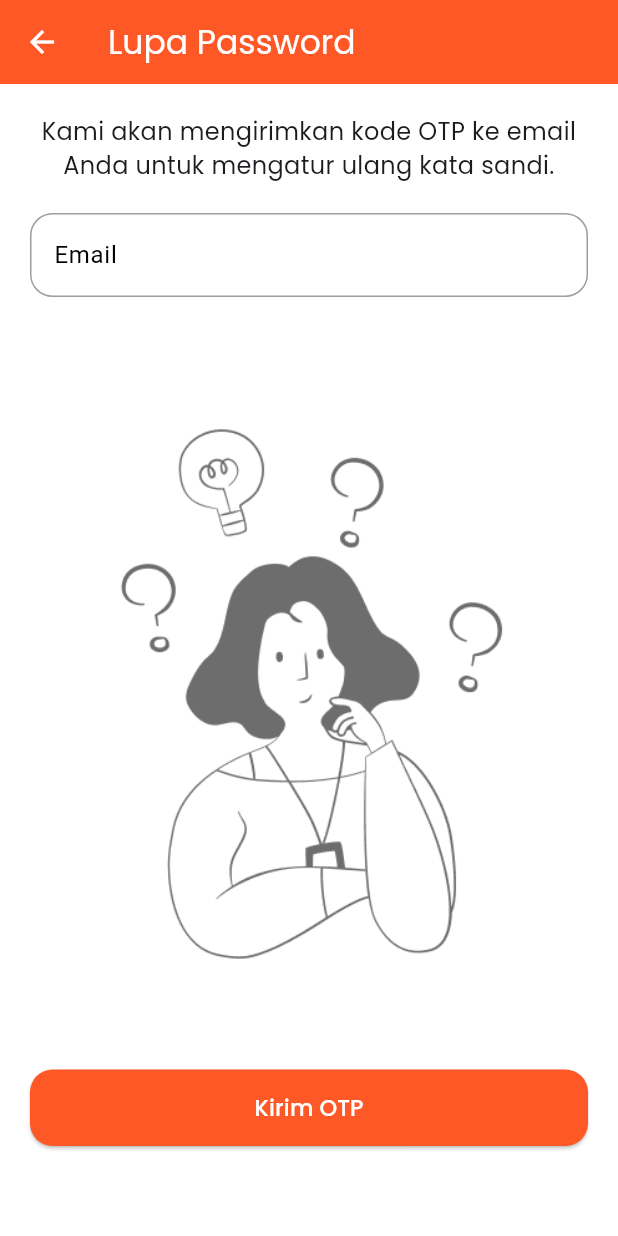
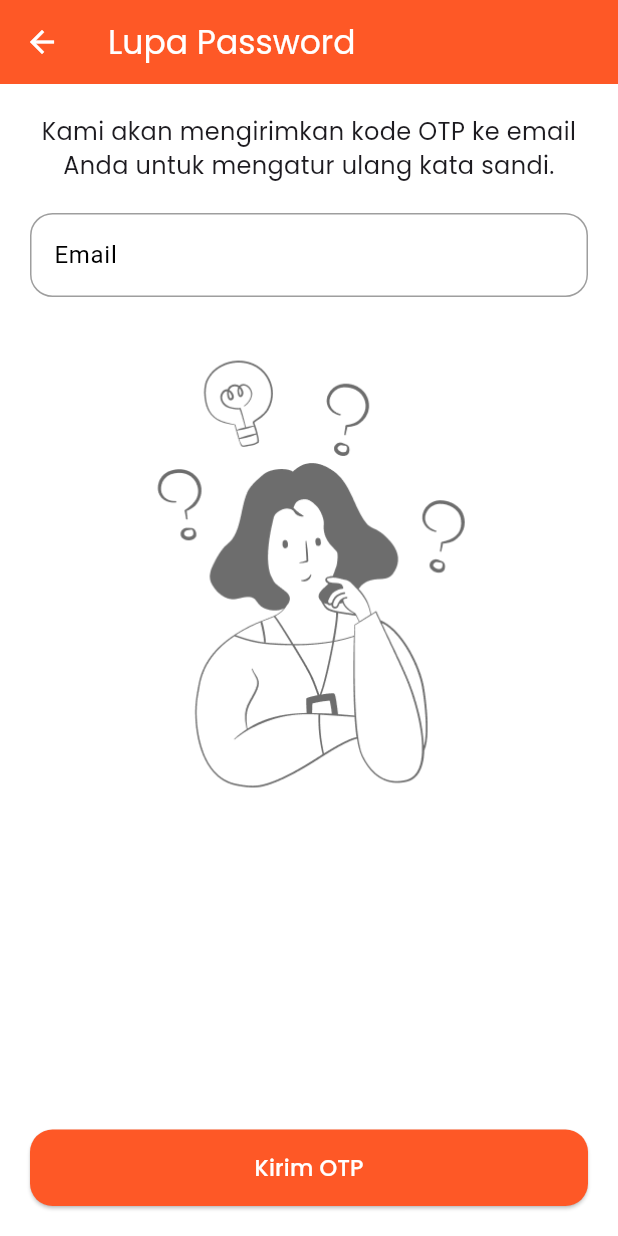
Before and after one commit to Dulcoon/paulus-connect-flutter, a Flutter app: the ForgotPasswordEmailScreen screen opened by its route, on a phone screen of 412 x 824 dp. Run offline on Flutter 3.47's test engine with Material 3 defaults, Android fonts, the phone set to English and light mode, and no system bars; our stand-ins replace animated_bottom_navigation_bar, shared_preferences; missing offline and left inert: dart:ffi; accounts and stored records are empty.

Commit message:
update ke sekian

```diff
--- a/lib/screens/forgot_password_email_screen.dart
+++ b/lib/screens/forgot_password_email_screen.dart
@@ -42,17 +42,26 @@ class _ForgotPasswordEmailScreenState extends State<ForgotPasswordEmailScreen> {
   Widget build(BuildContext context) {
     return Scaffold(
       backgroundColor: Colors.white,
-      resizeToAvoidBottomInset: false,
+      resizeToAvoidBottomInset: true, // Pastikan ini diatur ke true
       appBar: AppBar(
         title: Text('Lupa Password'),
         backgroundColor: oren,
         foregroundColor: Colors.white,
       ),
-      body: Padding(
+      body: LayoutBuilder(
+        builder: (context, constraints) {
+          return SingleChildScrollView(
+            child: ConstrainedBox(
+              constraints: BoxConstraints(
+                minHeight: constraints.maxHeight,
+              ),
+              child: IntrinsicHeight(
+                child: Column(
+                  crossAxisAlignment: CrossAxisAlignment.stretch,
+                  children: [
+                    Padding(
                       padding: const EdgeInsets.all(20.0),
-        child: Column(
-          children: [
-            Form(
+                      child: Form(
                         key: _formKey,
                         child: Column(
                           children: [
@@ -65,7 +74,8 @@ class _ForgotPasswordEmailScreenState extends State<ForgotPasswordEmailScreen> {
                             CustomTextField(
                               controller: _emailController,
                               label: 'Email',
-                    validator: (value) => value == null || value.isEmpty
+                              validator: (value) =>
+                                  value == null || value.isEmpty
                                       ? 'Email tidak boleh kosong'
                                       : null,
                             ),
@@ -77,17 +87,21 @@ class _ForgotPasswordEmailScreenState extends State<ForgotPasswordEmailScreen> {
                                   style: TextStyle(color: Colors.red),
                                 ),
                               ),
-                  // SizedBox(height: 20),
                           ],
                         ),
                       ),
-            // SizedBox(height: 20),
+                    ),
+                    // Menambahkan ruang fleksibel agar tombol berada di bawah
                     Image.asset(
                       'assets/images/asking-question.png',
-              height: 500,
-              width: 500,
+                      height:
+                          300, // Sesuaikan ukuran gambar agar tidak terlalu besar
+                      width: 300,
                     ),
-            Container(
+                    Spacer(),
+                    Padding(
+                      padding: const EdgeInsets.all(20.0),
+                      child: Container(
                         width: double.infinity,
                         child: ElevatedButton(
                           style: ElevatedButton.styleFrom(
@@ -112,13 +126,19 @@ class _ForgotPasswordEmailScreenState extends State<ForgotPasswordEmailScreen> {
                                 )
                               : const Text(
                                   "Kirim OTP",
-                        style: TextStyle(fontSize: 15, color: Colors.white),
+                                  style: TextStyle(
+                                      fontSize: 15, color: Colors.white),
+                                ),
                         ),
                       ),
                     ),
                   ],
                 ),
               ),
+            ),
+          );
+        },
+      ),
     );
   }
 }
--- a/lib/screens/login_screen.dart
+++ b/lib/screens/login_screen.dart
@@ -147,8 +147,6 @@ class _LoginScreenState extends State<LoginScreen> {
                       ),
                       SizedBox(height: 20),
                       // bagian register
-                      // bagian register
-                      // bagian register
                       RichText(
                         text: TextSpan(
                           text: "Belum punya akun? ",
```
Lines whose indentation alone changed are shown as unchanged.
